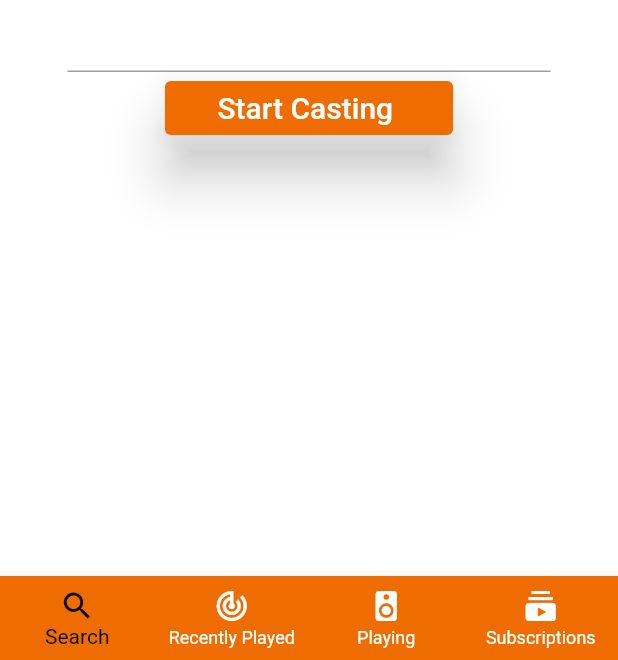
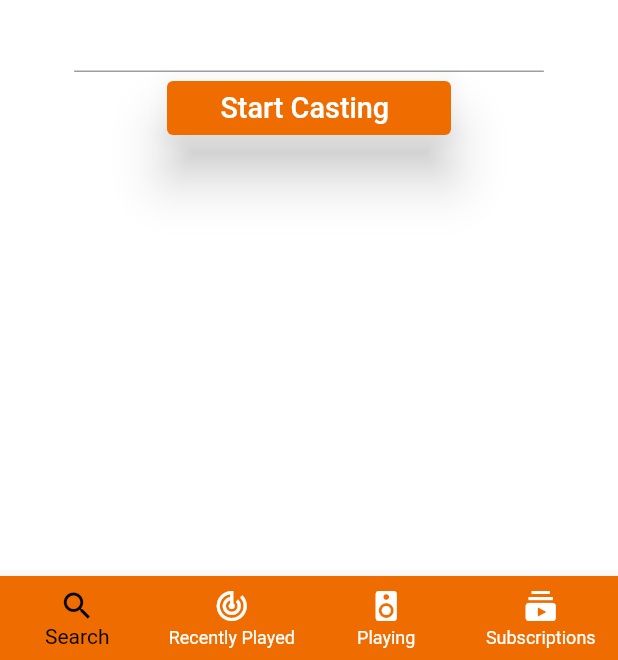
Before and after one commit to GaryBuiltit/Caster_Flutter_Podcast_App, a Flutter app: the screen it shows after launch, on a phone screen of 412 x 824 dp, the part 576-1236 px from its top. Run offline on Flutter 3.47's test engine with Material 2 defaults, Android fonts, the phone set to English and light mode, and no system bars; our stand-ins replace audio_video_progress_bar, just_audio, just_audio_background, loading_indicator, marquee, rxdart and 1 more; missing offline and left inert: podcast_search.

Commit message:
made responsive with sizer package

```diff
--- a/lib/main.dart
+++ b/lib/main.dart
@@ -12,6 +12,7 @@ import 'package:flutter/material.dart';
 // import 'package:caster/screens/homescreen.dart';
 import 'package:just_audio_background/just_audio_background.dart';
 import 'package:provider/provider.dart';
+import 'package:sizer/sizer.dart';
 
 void main() async {
   await JustAudioBackground.init(
@@ -35,6 +36,7 @@ class MyApp extends StatelessWidget {
   // This widget is the root of your application.
   @override
   Widget build(BuildContext context) {
+    return Sizer(builder: (context, portiat, mobile) {
       return MaterialApp(
         debugShowCheckedModeBanner: false,
         title: 'Caster',
@@ -50,5 +52,6 @@ class MyApp extends StatelessWidget {
         //   'SubscriptionScreen': (context) => SubscriptionsScreen(),
         // },
       );
+    });
   }
 }
--- a/lib/screens/homescreen.dart
+++ b/lib/screens/homescreen.dart
@@ -7,6 +7,7 @@ import 'package:caster/utilities/player_controls.dart';
 import 'package:caster/utilities/player_controls_check.dart';
 import 'package:flutter/material.dart';
 import 'package:provider/provider.dart';
+import 'package:sizer/sizer.dart';
 
 class HomeScreen extends StatefulWidget {
   @override
@@ -39,7 +40,7 @@ class _HomeScreenState extends State<HomeScreen> {
                 children: [
                   Center(
                     child: Padding(
-                      padding: const EdgeInsets.symmetric(horizontal: 45),
+                      padding: EdgeInsets.symmetric(horizontal: 12.w),
                       child: TextField(
                         textAlign: TextAlign.center,
                         textInputAction: TextInputAction.done,
@@ -56,7 +57,7 @@ class _HomeScreenState extends State<HomeScreen> {
                       style: ElevatedButton.styleFrom(
                           primary: Colors.orange[800],
                           elevation: 15,
-                          padding: EdgeInsets.only(right: 40, left: 20)),
+                          padding: EdgeInsets.only(right: 10.w, left: 5.w)),
                       onPressed: () async {
                         if (player.playing) {
                           player.stop();
@@ -75,7 +76,7 @@ class _HomeScreenState extends State<HomeScreen> {
                           'Start Casting',
                           style: TextStyle(
                             color: Colors.white,
-                            fontSize: 20,
+                            fontSize: 14.sp,
                           ),
                         ),
                       ),
--- a/lib/screens/main_nav.dart
+++ b/lib/screens/main_nav.dart
@@ -13,13 +13,13 @@ class MainNav extends StatefulWidget {
 }
 
 class _MainNavState extends State<MainNav> {
-  var selectedIndex;
+  late int selectedIndex;
 
   static List<Widget> screenOptions = [
     HomeScreen(),
-    RecentlyPlayedScreen(),
+    const RecentlyPlayedScreen(),
     PlayScreen(),
-    SubscriptionsScreen(),
+    const SubscriptionsScreen(),
   ];
 
   void onItemTapped(int index) {
--- a/pubspec.yaml
+++ b/pubspec.yaml
@@ -40,6 +40,7 @@ dependencies:
   podcast_search: ^0.5.0
   provider: ^6.0.1
   rxdart: ^0.27.3
+  sizer: ^2.0.15
 
 dev_dependencies:
   flutter_lints: ^1.0.0
```
Also changed, not shown: lib/screens/play_screen.dart (+9 -10 lines), lib/screens/recently_played_screen.dart (+6 -12 lines), lib/screens/subscriptions_screen.dart (+5 -14 lines), lib/utilities/subscription_card.dart (+13 -11 lines), pubspec.lock. Lines whose indentation alone changed are shown as unchanged.
